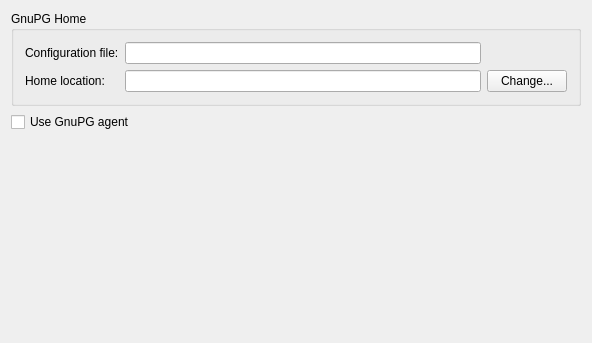
This is conf_gpg.ui in KDE/kgpg as Qt 5 draws it before an edit. The edited form follows.
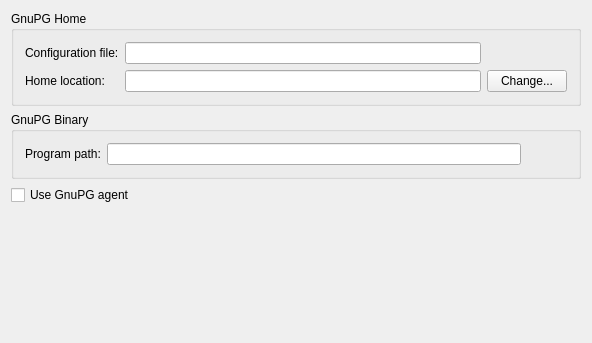
This is the edited form. Custom widgets are drawn as their Qt base class.

Commit message:
Make GPG binary configurable
GUI:
FEATURE:

What changed in the file:
```diff
--- a/conf_gpg.ui
+++ b/conf_gpg.ui
@@ -95,6 +95,52 @@
      </layout>
     </widget>
    </item>
+   <item>
+    <widget class="Q3GroupBox" name="groupBox3" >
+     <property name="title" >
+      <string>GnuPG Binary</string>
+     </property>
+     <layout class="QHBoxLayout" >
+      <item>
+       <widget class="QLabel" name="textLabel1_6_2" >
+        <property name="text" >
+         <string>Program path:</string>
+        </property>
+        <property name="wordWrap" >
+         <bool>false</bool>
+        </property>
+       </widget>
+      </item>
+      <item>
+       <layout class="QGridLayout" >
+        <item row="0" column="0" >
+         <widget class="KLineEdit" name="gpg_bin_path" >
+          <property name="enabled" >
+           <bool>true</bool>
+          </property>
+         </widget>
+        </item>
+        <item row="0" column="1" colspan="2" >
+         <spacer>
+          <property name="orientation" >
+           <enum>Qt::Horizontal</enum>
+          </property>
+          <property name="sizeType" >
+           <enum>QSizePolicy::Preferred</enum>
+          </property>
+          <property name="sizeHint" >
+           <size>
+            <width>40</width>
+            <height>20</height>
+           </size>
+          </property>
+         </spacer>
+        </item>
+       </layout>
+      </item>
+     </layout>
+    </widget>
+   </item>
    <item>
     <widget class="QCheckBox" name="use_agent" >
      <property name="text" >
```
The commit also changes 6 other files.
